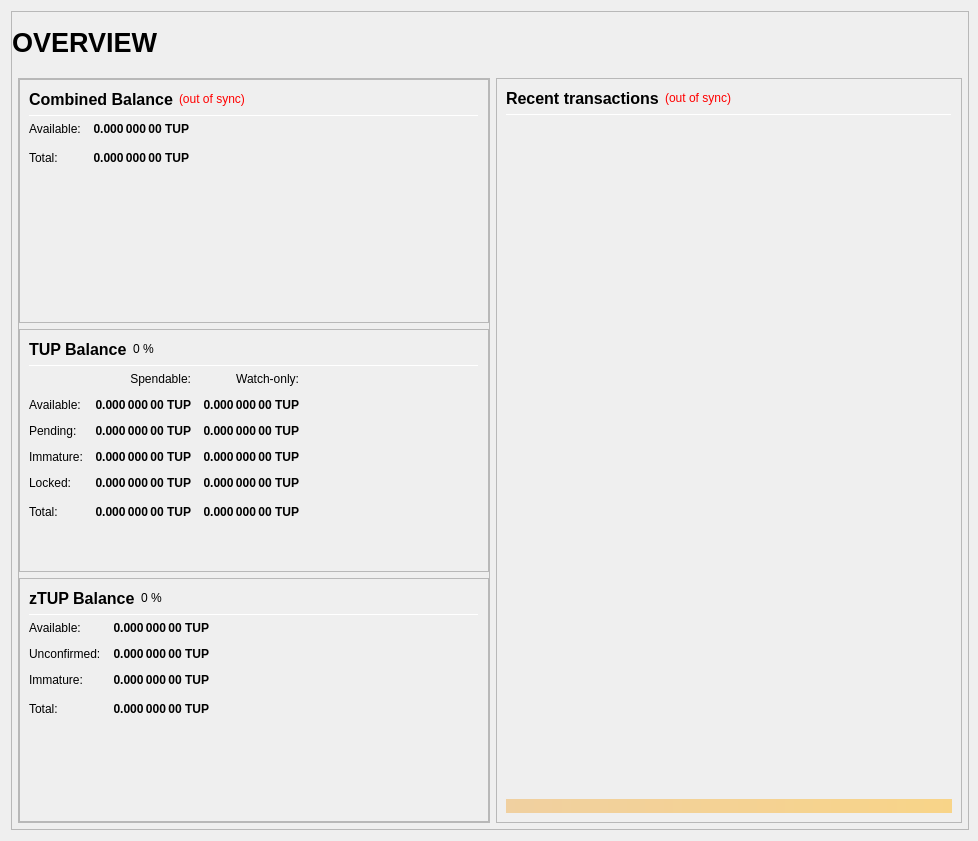
Qt form src/qt/forms/overviewpage.ui (Manticnine/TenUp) before a commit.
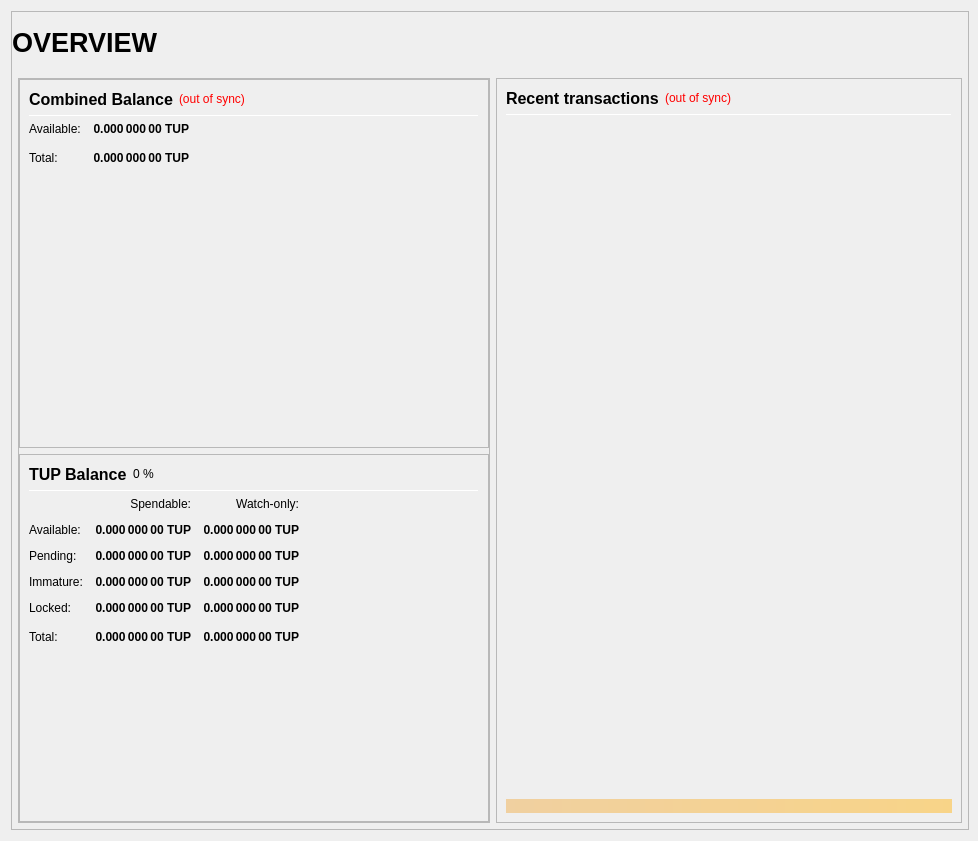
The same form after that commit.

Commit message: zTup disabled

```diff
--- a/src/qt/forms/overviewpage.ui
+++ b/src/qt/forms/overviewpage.ui
@@ -798,7 +798,7 @@
                     </layout>
                    </widget>
                   </item>
-                  <item>
+                  <!-- <item>
                    <widget class="QFrame" name="frame_ZerocoinBalances">
                     <property name="frameShape">
                      <enum>QFrame::StyledPanel</enum>
@@ -1033,7 +1033,7 @@
                      </item>
                     </layout>
                    </widget>
-                  </item>
+                  </item> -->
                  </layout>
                 </widget>
                </item>
```
The commit also changes 2 other files.
